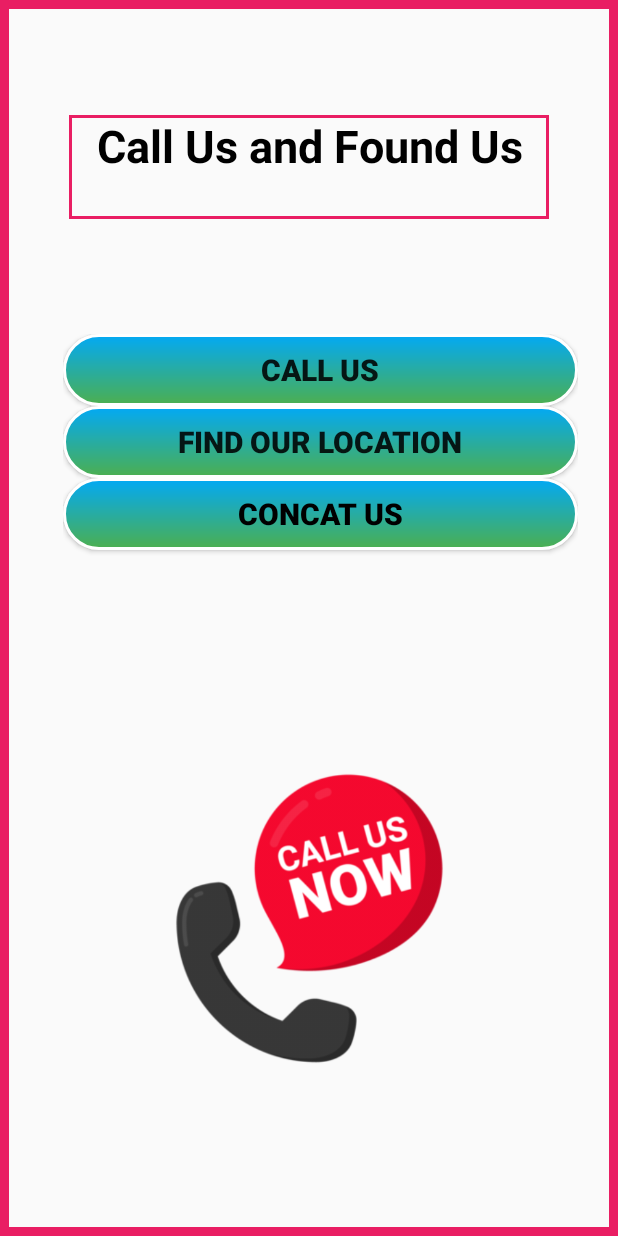
After one commit to shereenIbdah/AndroidProjectCarDealer, an Android app: the fragment CallFragment shown on its own in the app's theme, on a phone screen of 412 x 824 dp. The commit adds this screen. Run offline under Robolectric (Android 15) with nearby library versions, the phone set to English and light mode, and no system bars.

Commit message:
Call us & Find US

```diff
--- /dev/null
+++ b/app/src/main/java/com/example/androidproject/ui/call/CallFragment.java
@@ -0,0 +1,86 @@
+package com.example.androidproject.ui.call;
+import android.content.Intent;
+import android.net.Uri;
+import android.os.Bundle;
+import android.view.LayoutInflater;
+import android.view.View;
+import android.view.ViewGroup;
+import android.widget.Button;
+import android.widget.TextView;
+
+import androidx.annotation.NonNull;
+import androidx.fragment.app.Fragment;
+import androidx.lifecycle.ViewModelProvider;
+
+import com.example.androidproject.databinding.FragmentCallusBinding;
+import com.example.androidproject.databinding.FragmentSlideshowBinding;
+import com.example.androidproject.ui.slideshow.SlideshowViewModel;
+
+public class CallFragment extends Fragment {
+
+    private FragmentCallusBinding binding;
+
+    public View onCreateView(@NonNull LayoutInflater inflater,
+                             ViewGroup container, Bundle savedInstanceState) {
+
+
+        binding = FragmentCallusBinding.inflate(inflater, container, false);
+        View root = binding.getRoot();
+        //get the button callus
+        final Button button = binding.callus;
+        //set the action when the button is clicked implict intent call the number 0599000000
+        button.setOnClickListener(new View.OnClickListener() {
+            public void onClick(View v) {
+                // Code here executes on main thread after user presses button
+                String number = "0599000000";
+                Intent intent = new Intent(Intent.ACTION_DIAL);
+                intent.setData(Uri.parse("tel:" +number));
+                startActivity(intent);
+            }
+        });
+        //get the button send email
+        final Button find = binding.find;
+        find.setOnClickListener(new View.OnClickListener() {
+            public void onClick(View v) {
+                // Code here executes on main thread after user presses button
+                /**
+                    * 31.9464,35.2736
+                 *
+                 */
+                String url = "https://www.google.com/maps/search/?api=1&query=31.9464,35.2736";
+                Intent intent = new Intent(Intent.ACTION_VIEW, Uri.parse(url));
+                startActivity(intent);
+            }
+        });
+        //get the button send email
+        final Button message = binding.message;
+        // send email on  Gmail to shereen@gmail.com
+
+        message.setOnClickListener(new View.OnClickListener() {
+            public void onClick(View v) {
+                // Code here executes on main thread after user presses button
+                String[] TO = {"shereen@gmail.com"};
+                // implict intent to send email
+                Intent intent = new Intent(Intent.ACTION_SEND);
+                intent.setData(Uri.parse("mailto:"));
+                intent.setType("text/plain");
+                intent.putExtra(Intent.EXTRA_EMAIL, TO);
+                intent.putExtra(Intent.EXTRA_SUBJECT, "request");
+                intent.putExtra(Intent.EXTRA_TEXT, "message");
+                startActivity(Intent.createChooser(intent, "Send mail..."));
+            }
+
+
+        });
+
+
+        return root;
+
+    }
+
+    @Override
+    public void onDestroyView() {
+        super.onDestroyView();
+        binding = null;
+    }
+}
--- /dev/null
+++ b/app/src/main/res/drawable/baseline_call_24.xml
@@ -0,0 +1,5 @@
+<vector android:height="24dp" android:tint="#000000"
+    android:viewportHeight="24" android:viewportWidth="24"
+    android:width="24dp" xmlns:android="http://schemas.android.com/apk/res/android">
+    <path android:fillColor="@android:color/white" android:pathData="M20.01,15.38c-1.23,0 -2.42,-0.2 -3.53,-0.56 -0.35,-0.12 -0.74,-0.03 -1.01,0.24l-1.57,1.97c-2.83,-1.35 -5.48,-3.9 -6.89,-6.83l1.95,-1.66c0.27,-0.28 0.35,-0.67 0.24,-1.02 -0.37,-1.11 -0.56,-2.3 -0.56,-3.53 0,-0.54 -0.45,-0.99 -0.99,-0.99H4.19C3.65,3 3,3.24 3,3.99 3,13.28 10.73,21 20.01,21c0.71,0 0.99,-0.63 0.99,-1.18v-3.45c0,-0.54 -0.45,-0.99 -0.99,-0.99z"/>
+</vector>
--- /dev/null
+++ b/app/src/main/res/drawable/baseline_local_offer_24.xml
@@ -0,0 +1,5 @@
+<vector android:height="24dp" android:tint="#000000"
+    android:viewportHeight="24" android:viewportWidth="24"
+    android:width="24dp" xmlns:android="http://schemas.android.com/apk/res/android">
+    <path android:fillColor="@android:color/white" android:pathData="M21.41,11.58l-9,-9C12.05,2.22 11.55,2 11,2H4c-1.1,0 -2,0.9 -2,2v7c0,0.55 0.22,1.05 0.59,1.42l9,9c0.36,0.36 0.86,0.58 1.41,0.58 0.55,0 1.05,-0.22 1.41,-0.59l7,-7c0.37,-0.36 0.59,-0.86 0.59,-1.41 0,-0.55 -0.23,-1.06 -0.59,-1.42zM5.5,7C4.67,7 4,6.33 4,5.5S4.67,4 5.5,4 7,4.67 7,5.5 6.33,7 5.5,7z"/>
+</vector>
--- /dev/null
+++ b/app/src/main/res/drawable/btn4.xml
@@ -0,0 +1,14 @@
+<?xml version="1.0" encoding="utf-8"?>
+<shape xmlns:android="http://schemas.android.com/apk/res/android">
+  <gradient
+      android:angle="90"
+      android:endColor="#03A9F4"
+      android:startColor="#4CAF50" />
+    <corners android:radius="30dp" />
+    <stroke
+        android:width="2dp"
+        android:color="#fff" />
+
+
+
+</shape>
--- /dev/null
+++ b/app/src/main/res/layout/fragment_callus.xml
@@ -0,0 +1,81 @@
+<?xml version="1.0" encoding="utf-8"?>
+<androidx.constraintlayout.widget.ConstraintLayout xmlns:android="http://schemas.android.com/apk/res/android"
+    xmlns:app="http://schemas.android.com/apk/res-auto"
+    xmlns:tools="http://schemas.android.com/tools"
+    android:layout_width="match_parent"
+    android:layout_height="match_parent"
+    android:background="@drawable/borderseconddesign"
+    tools:context=".ui.call.CallFragment">
+
+
+    <LinearLayout
+        android:id="@+id/linearLayout2"
+        android:layout_width="343dp"
+        android:layout_height="183dp"
+        android:orientation="vertical"
+        app:layout_constraintBottom_toBottomOf="parent"
+        app:layout_constraintEnd_toEndOf="parent"
+        app:layout_constraintHorizontal_bias="0.609"
+        app:layout_constraintStart_toStartOf="parent"
+        app:layout_constraintTop_toTopOf="parent"
+        app:layout_constraintVertical_bias="0.348">
+
+        <Button
+            android:id="@+id/callus"
+            android:layout_width="match_parent"
+            android:layout_height="wrap_content"
+            android:background="@drawable/btn4"
+            android:text="Call Us"
+            android:textSize="20sp"
+            android:textStyle="bold" />
+
+        <Button
+            android:id="@+id/find"
+            android:layout_width="match_parent"
+            android:layout_height="wrap_content"
+            android:background="@drawable/btn4"
+            android:text="Find our Location"
+            android:textSize="20sp"
+            android:textStyle="bold" />
+
+        <Button
+            android:id="@+id/message"
+            android:layout_width="match_parent"
+            android:layout_height="wrap_content"
+            android:background="@drawable/btn4"
+            android:text="Concat us"
+            android:textColor="@color/black"
+            android:textSize="20sp"
+            android:textStyle="bold"
+
+            />
+
+    </LinearLayout>
+
+    <TextView
+        android:id="@+id/textView5"
+        android:layout_width="320dp"
+        android:layout_height="69dp"
+        android:background="@drawable/border"
+        android:text="Call Us and Found Us"
+        android:textColor="@color/black"
+        android:textSize="30sp"
+        android:textAlignment="center"
+        android:textStyle="bold"
+        app:layout_constraintBottom_toTopOf="@+id/linearLayout2"
+        app:layout_constraintEnd_toEndOf="parent"
+        app:layout_constraintStart_toStartOf="parent"
+        app:layout_constraintTop_toTopOf="parent" />
+
+    <ImageView
+        android:id="@+id/imageView3"
+        android:layout_width="239dp"
+        android:layout_height="222dp"
+        android:src="@drawable/callus"
+        app:layout_constraintBottom_toBottomOf="parent"
+        app:layout_constraintEnd_toEndOf="parent"
+        app:layout_constraintHorizontal_bias="0.503"
+        app:layout_constraintStart_toStartOf="parent"
+        app:layout_constraintTop_toBottomOf="@+id/linearLayout2"
+        app:layout_constraintVertical_bias="0.485" />
+</androidx.constraintlayout.widget.ConstraintLayout>
```
Also changed, not shown: app/src/main/java/com/example/androidproject/Home.java (+27 -1 lines), app/src/main/java/com/example/androidproject/ui/call/CallViewModel.java (added, +19 -0 lines), app/src/main/java/com/example/androidproject/ui/logout/LoginViewModel.java (deleted, +0 -7 lines), app/src/main/java/com/example/androidproject/ui/logout/LogoutViewModel.java (added, +19 -0 lines), app/src/main/java/com/example/androidproject/ui/logout/loginFragment.java (deleted, +0 -38 lines), app/src/main/java/com/example/androidproject/ui/logout/logoutFragment.java (added, +37 -0 lines), app/src/main/res/layout/custom_dialog_layout.xml (deleted, +0 -9 lines), app/src/main/res/layout/fragment_login.xml (deleted, +0 -13 lines), app/src/main/res/layout/fragment_logout.xml (added, +22 -0 lines), app/src/main/res/menu/activity_main_drawer.xml (+8 -3 lines), app/src/main/res/navigation/mobile_navigation.xml (+10 -0 lines), app/src/main/res/drawable/callus.png (added).
